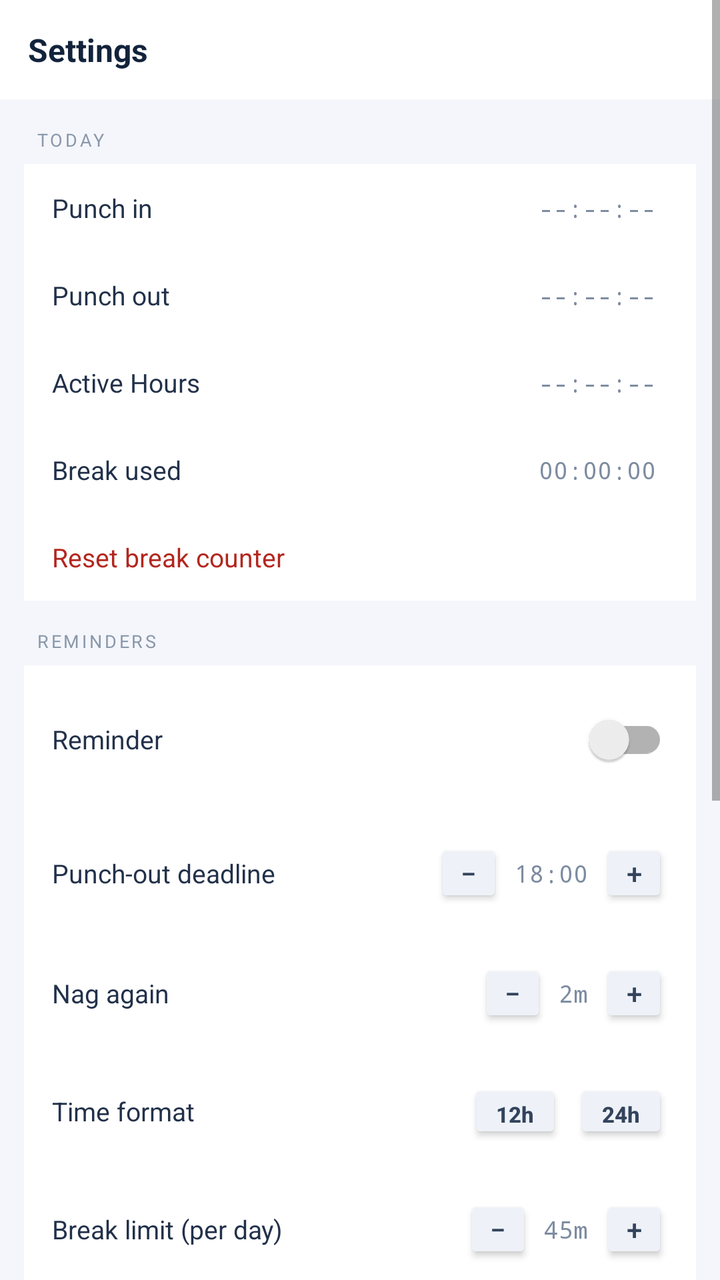
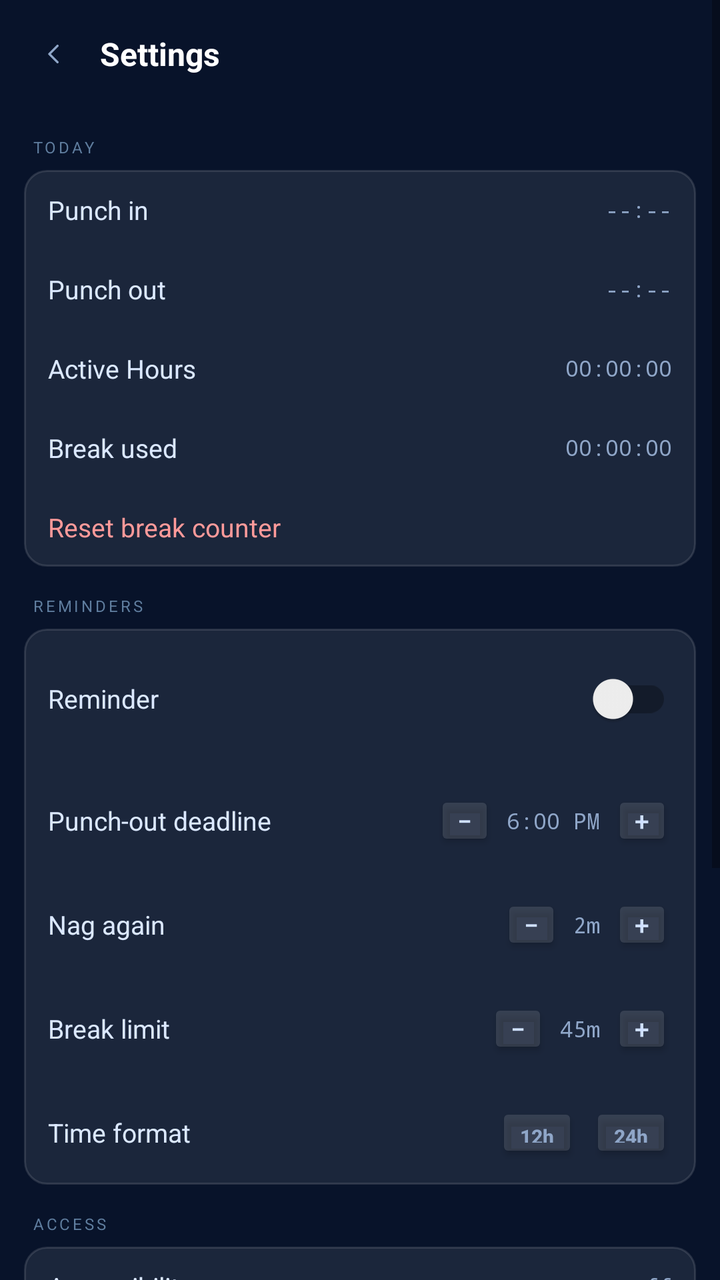

Two renders of the same Android screen: before a commit and after it. Below are the layout's source before the change and the commit's diff.
<!-- AndroidManifest.xml: application theme Theme.TTBS_HRMS -->
<!-- res/layout/activity_main.xml -->
<?xml version="1.0" encoding="utf-8"?>
<ScrollView xmlns:android="http://schemas.android.com/apk/res/android"
    android:layout_width="match_parent"
    android:layout_height="match_parent"
    android:background="#F4F6FB"
    android:fillViewport="true">

    <LinearLayout
        android:layout_width="match_parent"
        android:layout_height="wrap_content"
        android:orientation="vertical"
        android:paddingBottom="20dp">

        <LinearLayout
            android:layout_width="match_parent"
            android:layout_height="wrap_content"
            android:background="#FFFFFF"
            android:gravity="center_vertical"
            android:orientation="horizontal"
            android:padding="14dp">

            <TextView
                android:layout_width="0dp"
                android:layout_height="wrap_content"
                android:layout_weight="1"
                android:text="Settings"
                android:textColor="#12233B"
                android:textSize="16sp"
                android:textStyle="bold" />
        </LinearLayout>

        
        <TextView
            android:layout_width="wrap_content"
            android:layout_height="wrap_content"
            android:layout_marginStart="18dp"
            android:layout_marginTop="14dp"
            android:layout_marginBottom="6dp"
            android:letterSpacing="0.14"
            android:text="TODAY"
            android:textColor="#8B98AB"
            android:textSize="9sp" />

        <LinearLayout
            android:layout_width="match_parent"
            android:layout_height="wrap_content"
            android:layout_marginStart="12dp"
            android:layout_marginEnd="12dp"
            android:background="#FFFFFF"
            android:orientation="vertical">

            <LinearLayout style="@style/SettingRow">
                <TextView style="@style/SettingLabel" android:text="Punch in" />
                <TextView android:id="@+id/tvSetPin" style="@style/SettingValue" android:text="--:--:--" />
            </LinearLayout>

            <LinearLayout style="@style/SettingRow">
                <TextView style="@style/SettingLabel" android:text="Punch out" />
                <TextView android:id="@+id/tvSetPout" style="@style/SettingValue" android:text="--:--:--" />
            </LinearLayout>

            <LinearLayout style="@style/SettingRow">
                <TextView style="@style/SettingLabel" android:text="Active Hours" />
                <TextView android:id="@+id/tvSetActive" style="@style/SettingValue" android:text="--:--:--" />
            </LinearLayout>

            <LinearLayout style="@style/SettingRow">
                <TextView style="@style/SettingLabel" android:text="Break used" />
                <TextView android:id="@+id/tvSetBreak" style="@style/SettingValue" android:text="00:00:00" />
            </LinearLayout>

            <LinearLayout
                android:id="@+id/rowResetBreak"
                style="@style/SettingRow"
                android:background="?android:attr/selectableItemBackground">

                <TextView
                    style="@style/SettingLabel"
                    android:text="Reset break counter"
                    android:textColor="#B3261E" />
            </LinearLayout>
        </LinearLayout>

        
        <TextView
            android:layout_width="wrap_content"
            android:layout_height="wrap_content"
            android:layout_marginStart="18dp"
            android:layout_marginTop="14dp"
            android:layout_marginBottom="6dp"
            android:letterSpacing="0.14"
            android:text="REMINDERS"
            android:textColor="#8B98AB"
            android:textSize="9sp" />

        <LinearLayout
            android:layout_width="match_parent"
            android:layout_height="wrap_content"
            android:layout_marginStart="12dp"
            android:layout_marginEnd="12dp"
            android:background="#FFFFFF"
            android:orientation="vertical">

            <LinearLayout style="@style/SettingRow">
                <TextView style="@style/SettingLabel" android:text="Reminder" />
                <androidx.appcompat.widget.SwitchCompat
                    android:id="@+id/switchEnabled"
                    android:layout_width="wrap_content"
                    android:layout_height="wrap_content" />
            </LinearLayout>

            <LinearLayout style="@style/SettingRow">
                <TextView style="@style/SettingLabel" android:text="Punch-out deadline" />
                <Button android:id="@+id/btnDeadlineMinus" style="@style/StepBtn" android:text="−" />
                <TextView android:id="@+id/tvDeadline" style="@style/SettingValue" android:text="18:00" />
                <Button android:id="@+id/btnDeadlinePlus" style="@style/StepBtn" android:text="+" />
            </LinearLayout>

            <LinearLayout style="@style/SettingRow">
                <TextView style="@style/SettingLabel" android:text="Nag again" />
                <Button android:id="@+id/btnRepeatMinus" style="@style/StepBtn" android:text="−" />
                <TextView android:id="@+id/tvRepeat" style="@style/SettingValue" android:text="2m" />
                <Button android:id="@+id/btnRepeatPlus" style="@style/StepBtn" android:text="+" />
            </LinearLayout>

            <LinearLayout style="@style/SettingRow">
                <TextView style="@style/SettingLabel" android:text="Time format" />

                <Button
                    android:id="@+id/btn12"
                    style="@style/FmtBtn"
                    android:text="12h" />

                <Button
                    android:id="@+id/btn24"
                    style="@style/FmtBtn"
                    android:text="24h" />
            </LinearLayout>

            <LinearLayout style="@style/SettingRow">
                <TextView style="@style/SettingLabel" android:text="Break limit (per day)" />
                <Button android:id="@+id/btnBreakMinus" style="@style/StepBtn" android:text="−" />
                <TextView android:id="@+id/tvBreakLimit" style="@style/SettingValue" android:text="45m" />
                <Button android:id="@+id/btnBreakPlus" style="@style/StepBtn" android:text="+" />
            </LinearLayout>
        </LinearLayout>

        
        <TextView
            android:layout_width="wrap_content"
            android:layout_height="wrap_content"
            android:layout_marginStart="18dp"
            android:layout_marginTop="14dp"
            android:layout_marginBottom="6dp"
            android:letterSpacing="0.14"
            android:text="ACCESS"
            android:textColor="#8B98AB"
            android:textSize="9sp" />

        <LinearLayout
            android:layout_width="match_parent"
            android:layout_height="wrap_content"
            android:layout_marginStart="12dp"
            android:layout_marginEnd="12dp"
            android:background="#FFFFFF"
            android:orientation="vertical">

            <LinearLayout android:id="@+id/rowA11y" style="@style/SettingRow" android:background="?android:attr/selectableItemBackground">
                <TextView style="@style/SettingLabel" android:text="Accessibility" />
                <TextView android:id="@+id/tvA11y" style="@style/SettingValue" android:text="off" />
            </LinearLayout>

            <LinearLayout android:id="@+id/rowNotif" style="@style/SettingRow" android:background="?android:attr/selectableItemBackground">
                <TextView style="@style/SettingLabel" android:text="Notifications" />
                <TextView android:id="@+id/tvNotif" style="@style/SettingValue" android:text="off" />
            </LinearLayout>

            <LinearLayout android:id="@+id/rowExact" style="@style/SettingRow" android:background="?android:attr/selectableItemBackground">
                <TextView style="@style/SettingLabel" android:text="Exact alarms" />
                <TextView android:id="@+id/tvExact" style="@style/SettingValue" android:text="off" />
            </LinearLayout>

            <LinearLayout android:id="@+id/rowOverlay" style="@style/SettingRow" android:background="?android:attr/selectableItemBackground">
                <TextView style="@style/SettingLabel" android:text="Display over other apps" />
                <TextView android:id="@+id/tvOverlay" style="@style/SettingValue" android:text="off" />
            </LinearLayout>
        </LinearLayout>

        
        <TextView
            android:layout_width="wrap_content"
            android:layout_height="wrap_content"
            android:layout_marginStart="18dp"
            android:layout_marginTop="14dp"
            android:layout_marginBottom="6dp"
            android:letterSpacing="0.14"
            android:text="ACCOUNT"
            android:textColor="#8B98AB"
            android:textSize="9sp" />

        <LinearLayout
            android:layout_width="match_parent"
            android:layout_height="wrap_content"
            android:layout_marginStart="12dp"
            android:layout_marginEnd="12dp"
            android:background="#FFFFFF"
            android:orientation="vertical">

            <LinearLayout style="@style/SettingRow">
                <TextView style="@style/SettingLabel" android:text="Employee ID" />
                <TextView android:id="@+id/tvEmpId" style="@style/SettingValue" android:text="not saved" />
            </LinearLayout>

            <LinearLayout android:id="@+id/rowClear" style="@style/SettingRow" android:background="?android:attr/selectableItemBackground">
                <TextView style="@style/SettingLabel" android:text="Clear saved details" android:textColor="#B3261E" />
            </LinearLayout>
        </LinearLayout>

        <TextView
            android:layout_width="match_parent"
            android:layout_height="wrap_content"
            android:layout_marginTop="18dp"
            android:gravity="center"
            android:text="TTBS-HRMS · by Prateek"
            android:textColor="#A9B4C4"
            android:textSize="10sp" />
    </LinearLayout>
</ScrollView>
<!-- resources referenced by this layout -->
<resources>
  <style name="FmtBtn">
          <item name="android:layout_width">wrap_content</item>
          <item name="android:layout_height">32dp</item>
          <item name="android:minWidth">0dp</item>
          <item name="android:paddingStart">14dp</item>
          <item name="android:paddingEnd">14dp</item>
          <item name="android:backgroundTint">#EEF2F8</item>
          <item name="android:textColor">#33445C</item>
          <item name="android:textSize">11sp</item>
          <item name="android:textAllCaps">false</item>
          <item name="android:textStyle">bold</item>
          <item name="android:insetTop">0dp</item>
          <item name="android:insetBottom">0dp</item>
          <item name="android:layout_marginStart">6dp</item>
      </style>
  <style name="SettingLabel">
          <item name="android:layout_width">0dp</item>
          <item name="android:layout_height">wrap_content</item>
          <item name="android:layout_weight">1</item>
          <item name="android:textColor">#22314A</item>
          <item name="android:textSize">13sp</item>
      </style>
  <style name="SettingRow">
          <item name="android:layout_width">match_parent</item>
          <item name="android:layout_height">wrap_content</item>
          <item name="android:orientation">horizontal</item>
          <item name="android:gravity">center_vertical</item>
          <item name="android:paddingStart">14dp</item>
          <item name="android:paddingEnd">14dp</item>
          <item name="android:paddingTop">13dp</item>
          <item name="android:paddingBottom">13dp</item>
      </style>
  <style name="SettingValue">
          <item name="android:layout_width">wrap_content</item>
          <item name="android:layout_height">wrap_content</item>
          <item name="android:fontFamily">monospace</item>
          <item name="android:textColor">#7D8BA1</item>
          <item name="android:textSize">12sp</item>
          <item name="android:layout_marginStart">6dp</item>
          <item name="android:layout_marginEnd">6dp</item>
      </style>
  <style name="StepBtn">
          <item name="android:layout_width">34dp</item>
          <item name="android:layout_height">34dp</item>
          <item name="android:minWidth">0dp</item>
          <item name="android:padding">0dp</item>
          <item name="android:backgroundTint">#EEF2F8</item>
          <item name="android:textColor">#33445C</item>
          <item name="android:textSize">14sp</item>
          <item name="android:insetTop">0dp</item>
          <item name="android:insetBottom">0dp</item>
      </style>
  <!-- unchanged entries left out for length: 3 -->
</resources>

<!-- the commit's change to res/layout/activity_main.xml (unified diff, before → after) -->
@@ -2,7 +2,7 @@
 <ScrollView xmlns:android="http://schemas.android.com/apk/res/android"
     android:layout_width="match_parent"
     android:layout_height="match_parent"
-    android:background="#F4F6FB"
+    android:background="#08132A"
     android:fillViewport="true">
 
     <LinearLayout
@@ -14,205 +14,164 @@
         <LinearLayout
             android:layout_width="match_parent"
             android:layout_height="wrap_content"
-            android:background="#FFFFFF"
             android:gravity="center_vertical"
             android:orientation="horizontal"
             android:padding="14dp">
 
+            <ImageView
+                android:id="@+id/btnBack"
+                android:layout_width="26dp"
+                android:layout_height="26dp"
+                android:contentDescription="Back"
+                android:padding="6dp"
+                android:src="@drawable/ic_back" />
+
             <TextView
                 android:layout_width="0dp"
                 android:layout_height="wrap_content"
+                android:layout_marginStart="10dp"
                 android:layout_weight="1"
                 android:text="Settings"
-                android:textColor="#12233B"
+                android:textColor="#FFFFFF"
                 android:textSize="16sp"
                 android:textStyle="bold" />
         </LinearLayout>
 
         
-        <TextView
-            android:layout_width="wrap_content"
-            android:layout_height="wrap_content"
-            android:layout_marginStart="18dp"
-            android:layout_marginTop="14dp"
-            android:layout_marginBottom="6dp"
-            android:letterSpacing="0.14"
-            android:text="TODAY"
-            android:textColor="#8B98AB"
-            android:textSize="9sp" />
+        <TextView style="@style/SectHead" android:text="TODAY" />
 
-        <LinearLayout
-            android:layout_width="match_parent"
-            android:layout_height="wrap_content"
-            android:layout_marginStart="12dp"
-            android:layout_marginEnd="12dp"
-            android:background="#FFFFFF"
-            android:orientation="vertical">
+        <LinearLayout style="@style/SectCard">
 
-            <LinearLayout style="@style/SettingRow">
-                <TextView style="@style/SettingLabel" android:text="Punch in" />
-                <TextView android:id="@+id/tvSetPin" style="@style/SettingValue" android:text="--:--:--" />
+            <LinearLayout style="@style/DRow">
+                <TextView style="@style/DLabel" android:text="Punch in" />
+                <TextView android:id="@+id/tvSetPin" style="@style/DValue" android:text="--:--" />
             </LinearLayout>
 
-            <LinearLayout style="@style/SettingRow">
-                <TextView style="@style/SettingLabel" android:text="Punch out" />
-                <TextView android:id="@+id/tvSetPout" style="@style/SettingValue" android:text="--:--:--" />
+            <LinearLayout style="@style/DRow">
+                <TextView style="@style/DLabel" android:text="Punch out" />
+                <TextView android:id="@+id/tvSetPout" style="@style/DValue" android:text="--:--" />
             </LinearLayout>
 
-            <LinearLayout style="@style/SettingRow">
-                <TextView style="@style/SettingLabel" android:text="Active Hours" />
-                <TextView android:id="@+id/tvSetActive" style="@style/SettingValue" android:text="--:--:--" />
+            <LinearLayout style="@style/DRow">
+                <TextView style="@style/DLabel" android:text="Active Hours" />
+                <TextView android:id="@+id/tvSetActive" style="@style/DValue" android:text="00:00:00" />
             </LinearLayout>
 
-            <LinearLayout style="@style/SettingRow">
-                <TextView style="@style/SettingLabel" android:text="Break used" />
-                <TextView android:id="@+id/tvSetBreak" style="@style/SettingValue" android:text="00:00:00" />
+            <LinearLayout style="@style/DRow">
+                <TextView style="@style/DLabel" android:text="Break used" />
+                <TextView android:id="@+id/tvSetBreak" style="@style/DValue" android:text="00:00:00" />
             </LinearLayout>
 
-            <LinearLayout
-                android:id="@+id/rowResetBreak"
-                style="@style/SettingRow"
-                android:background="?android:attr/selectableItemBackground">
-
-                <TextView
-                    style="@style/SettingLabel"
-                    android:text="Reset break counter"
-                    android:textColor="#B3261E" />
+            <LinearLayout android:id="@+id/rowResetBreak" style="@style/DRow" android:background="?android:attr/selectableItemBackground">
+                <TextView style="@style/DLabel" android:text="Reset break counter" android:textColor="#FF9A9A" />
             </LinearLayout>
         </LinearLayout>
 
         
-        <TextView
-            android:layout_width="wrap_content"
-            android:layout_height="wrap_content"
-            android:layout_marginStart="18dp"
-            android:layout_marginTop="14dp"
-            android:layout_marginBottom="6dp"
-            android:letterSpacing="0.14"
-            android:text="REMINDERS"
-            android:textColor="#8B98AB"
-            android:textSize="9sp" />
+        <TextView style="@style/SectHead" android:text="REMINDERS" />
 
-        <LinearLayout
-            android:layout_width="match_parent"
-            android:layout_height="wrap_content"
-            android:layout_marginStart="12dp"
-            android:layout_marginEnd="12dp"
-            android:background="#FFFFFF"
-            android:orientation="vertical">
+        <LinearLayout style="@style/SectCard">
 
-            <LinearLayout style="@style/SettingRow">
-                <TextView style="@style/SettingLabel" android:text="Reminder" />
+            <LinearLayout style="@style/DRow">
+                <TextView style="@style/DLabel" android:text="Reminder" />
                 <androidx.appcompat.widget.SwitchCompat
                     android:id="@+id/switchEnabled"
                     android:layout_width="wrap_content"
                     android:layout_height="wrap_content" />
             </LinearLayout>
 
-            <LinearLayout style="@style/SettingRow">
-                <TextView style="@style/SettingLabel" android:text="Punch-out deadline" />
-                <Button android:id="@+id/btnDeadlineMinus" style="@style/StepBtn" android:text="−" />
-                <TextView android:id="@+id/tvDeadline" style="@style/SettingValue" android:text="18:00" />
-                <Button android:id="@+id/btnDeadlinePlus" style="@style/StepBtn" android:text="+" />
+            <LinearLayout style="@style/DRow">
+                <TextView style="@style/DLabel" android:text="Punch-out deadline" />
+                <Button android:id="@+id/btnDeadlineMinus" style="@style/DStep" android:text="−" />
+                <TextView
+                    android:id="@+id/tvDeadline"
+                    style="@style/DValue"
+                    android:background="?android:attr/selectableItemBackground"
+                    android:paddingStart="6dp"
+                    android:paddingEnd="6dp"
+                    android:text="6:00 PM" />
+                <Button android:id="@+id/btnDeadlinePlus" style="@style/DStep" android:text="+" />
             </LinearLayout>
 
-            <LinearLayout style="@style/SettingRow">
-                <TextView style="@style/SettingLabel" android:text="Nag again" />
-                <Button android:id="@+id/btnRepeatMinus" style="@style/StepBtn" android:text="−" />
-                <TextView android:id="@+id/tvRepeat" style="@style/SettingValue" android:text="2m" />
-                <Button android:id="@+id/btnRepeatPlus" style="@style/StepBtn" android:text="+" />
+            <LinearLayout style="@style/DRow">
+                <TextView style="@style/DLabel" android:text="Nag again" />
+                <Button android:id="@+id/btnRepeatMinus" style="@style/DStep" android:text="−" />
+                <TextView
+                    android:id="@+id/tvRepeat"
+                    style="@style/DValue"
+                    android:background="?android:attr/selectableItemBackground"
+                    android:paddingStart="6dp"
+                    android:paddingEnd="6dp"
+                    android:text="2m" />
+                <Button android:id="@+id/btnRepeatPlus" style="@style/DStep" android:text="+" />
             </LinearLayout>
 
-            <LinearLayout style="@style/SettingRow">
-                <TextView style="@style/SettingLabel" android:text="Time format" />
+            <LinearLayout style="@style/DRow">
+                <TextView style="@style/DLabel" android:text="Break limit" />
+                <Button android:id="@+id/btnBreakMinus" style="@style/DStep" android:text="−" />
+                <TextView
+                    android:id="@+id/tvBreakLimit"
+                    style="@style/DValue"
+                    android:background="?android:attr/selectableItemBackground"
+                    android:paddingStart="6dp"
+                    android:paddingEnd="6dp"
+                    android:text="45m" />
+                <Button android:id="@+id/btnBreakPlus" style="@style/DStep" android:text="+" />
+            </LinearLayout>
+
+            <LinearLayout style="@style/DRow">
+                <TextView style="@style/DLabel" android:text="Time format" />
 
                 <Button
                     android:id="@+id/btn12"
-                    style="@style/FmtBtn"
+                    style="@style/DFmt"
                     android:text="12h" />
 
                 <Button
                     android:id="@+id/btn24"
-                    style="@style/FmtBtn"
+                    style="@style/DFmt"
                     android:text="24h" />
-            </LinearLayout>
-
-            <LinearLayout style="@style/SettingRow">
-                <TextView style="@style/SettingLabel" android:text="Break limit (per day)" />
-                <Button android:id="@+id/btnBreakMinus" style="@style/StepBtn" android:text="−" />
-                <TextView android:id="@+id/tvBreakLimit" style="@style/SettingValue" android:text="45m" />
-                <Button android:id="@+id/btnBreakPlus" style="@style/StepBtn" android:text="+" />
             </LinearLayout>
         </LinearLayout>
 
         
-        <TextView
-            android:layout_width="wrap_content"
-            android:layout_height="wrap_content"
-            android:layout_marginStart="18dp"
-            android:layout_marginTop="14dp"
-            android:layout_marginBottom="6dp"
-            android:letterSpacing="0.14"
-            android:text="ACCESS"
-            android:textColor="#8B98AB"
-            android:textSize="9sp" />
+        <TextView style="@style/SectHead" android:text="ACCESS" />
 
-        <LinearLayout
-            android:layout_width="match_parent"
-            android:layout_height="wrap_content"
-            android:layout_marginStart="12dp"
-            android:layout_marginEnd="12dp"
-            android:background="#FFFFFF"
-            android:orientation="vertical">
+        <LinearLayout style="@style/SectCard">
 
-            <LinearLayout android:id="@+id/rowA11y" style="@style/SettingRow" android:background="?android:attr/selectableItemBackground">
-                <TextView style="@style/SettingLabel" android:text="Accessibility" />
-                <TextView android:id="@+id/tvA11y" style="@style/SettingValue" android:text="off" />
+            <LinearLayout android:id="@+id/rowA11y" style="@style/DRow" android:background="?android:attr/selectableItemBackground">
+                <TextView style="@style/DLabel" android:text="Accessibility" />
+                <TextView android:id="@+id/tvA11y" style="@style/DValue" android:text="off" />
             </LinearLayout>
 
-            <LinearLayout android:id="@+id/rowNotif" style="@style/SettingRow" android:background="?android:attr/selectableItemBackground">
-                <TextView style="@style/SettingLabel" android:text="Notifications" />
-                <TextView android:id="@+id/tvNotif" style="@style/SettingValue" android:text="off" />
+            <LinearLayout android:id="@+id/rowNotif" style="@style/DRow" android:background="?android:attr/selectableItemBackground">
+                <TextView style="@style/DLabel" android:text="Notifications" />
+                <TextView android:id="@+id/tvNotif" style="@style/DValue" android:text="off" />
             </LinearLayout>
 
-            <LinearLayout android:id="@+id/rowExact" style="@style/SettingRow" android:background="?android:attr/selectableItemBackground">
-                <TextView style="@style/SettingLabel" android:text="Exact alarms" />
-                <TextView android:id="@+id/tvExact" style="@style/SettingValue" android:text="off" />
+            <LinearLayout android:id="@+id/rowExact" style="@style/DRow" android:background="?android:attr/selectableItemBackground">
+                <TextView style="@style/DLabel" android:text="Exact alarms" />
+                <TextView android:id="@+id/tvExact" style="@style/DValue" android:text="off" />
             </LinearLayout>
 
-            <LinearLayout android:id="@+id/rowOverlay" style="@style/SettingRow" android:background="?android:attr/selectableItemBackground">
-                <TextView style="@style/SettingLabel" android:text="Display over other apps" />
-                <TextView android:id="@+id/tvOverlay" style="@style/SettingValue" android:text="off" />
+            <LinearLayout android:id="@+id/rowOverlay" style="@style/DRow" android:background="?android:attr/selectableItemBackground">
+                <TextView style="@style/DLabel" android:text="Display over other apps" />
+                <TextView android:id="@+id/tvOverlay" style="@style/DValue" android:text="off" />
             </LinearLayout>
         </LinearLayout>
 
         
-        <TextView
-            android:layout_width="wrap_content"
-            android:layout_height="wrap_content"
-            android:layout_marginStart="18dp"
-            android:layout_marginTop="14dp"
-            android:layout_marginBottom="6dp"
-            android:letterSpacing="0.14"
-            android:text="ACCOUNT"
-            android:textColor="#8B98AB"
-            android:textSize="9sp" />
+        <TextView style="@style/SectHead" android:text="ACCOUNT" />
 
-        <LinearLayout
-            android:layout_width="match_parent"
-            android:layout_height="wrap_content"
-            android:layout_marginStart="12dp"
-            android:layout_marginEnd="12dp"
-            android:background="#FFFFFF"
-            android:orientation="vertical">
+        <LinearLayout style="@style/SectCard">
 
-            <LinearLayout style="@style/SettingRow">
-                <TextView style="@style/SettingLabel" android:text="Employee ID" />
-                <TextView android:id="@+id/tvEmpId" style="@style/SettingValue" android:text="not saved" />
+            <LinearLayout style="@style/DRow">
+                <TextView style="@style/DLabel" android:text="Employee ID" />
+                <TextView android:id="@+id/tvEmpId" style="@style/DValue" android:text="not saved" />
             </LinearLayout>
 
-            <LinearLayout android:id="@+id/rowClear" style="@style/SettingRow" android:background="?android:attr/selectableItemBackground">
-                <TextView style="@style/SettingLabel" android:text="Clear saved details" android:textColor="#B3261E" />
+            <LinearLayout android:id="@+id/rowClear" style="@style/DRow" android:background="?android:attr/selectableItemBackground">
+                <TextView style="@style/DLabel" android:text="Clear saved details" android:textColor="#FF9A9A" />
             </LinearLayout>
         </LinearLayout>
 
@@ -221,8 +180,8 @@
             android:layout_height="wrap_content"
             android:layout_marginTop="18dp"
             android:gravity="center"
-            android:text="TTBS-HRMS · by Prateek"
-            android:textColor="#A9B4C4"
+            android:text="TTBS-HRMS 3.3 · by Prateek"
+            android:textColor="#3F5673"
             android:textSize="10sp" />
     </LinearLayout>
 </ScrollView>
<!-- resource entries referenced after the edit -->
@@ -1,57 +1,94 @@
 <!-- resources referenced by this layout -->
 <resources>
-  <style name="FmtBtn">
+  <!-- drawable ic_back (drawable) -->
+  <vector xmlns:android="http://schemas.android.com/apk/res/android"
+      android:width="24dp"
+      android:height="24dp"
+      android:viewportWidth="24"
+      android:viewportHeight="24">
+      <path
+          android:fillColor="#00000000"
+          android:strokeColor="#8FA6C8"
+          android:strokeWidth="2"
+          android:strokeLineCap="round"
+          android:strokeLineJoin="round"
+          android:pathData="M15,5 L8,12 L15,19" />
+  </vector>
+  <style name="DFmt">
           <item name="android:layout_width">wrap_content</item>
-          <item name="android:layout_height">32dp</item>
+          <item name="android:layout_height">30dp</item>
           <item name="android:minWidth">0dp</item>
-          <item name="android:paddingStart">14dp</item>
-          <item name="android:paddingEnd">14dp</item>
-          <item name="android:backgroundTint">#EEF2F8</item>
-          <item name="android:textColor">#33445C</item>
-          <item name="android:textSize">11sp</item>
+          <item name="android:paddingStart">12dp</item>
+          <item name="android:paddingEnd">12dp</item>
+          <item name="android:backgroundTint">#1FFFFFFF</item>
+          <item name="android:textColor">#8FA6C8</item>
+          <item name="android:textSize">10sp</item>
           <item name="android:textAllCaps">false</item>
           <item name="android:textStyle">bold</item>
           <item name="android:insetTop">0dp</item>
           <item name="android:insetBottom">0dp</item>
           <item name="android:layout_marginStart">6dp</item>
       </style>
-  <style name="SettingLabel">
+  <style name="DLabel">
           <item name="android:layout_width">0dp</item>
           <item name="android:layout_height">wrap_content</item>
           <item name="android:layout_weight">1</item>
-          <item name="android:textColor">#22314A</item>
+          <item name="android:textColor">#DBE8FF</item>
           <item name="android:textSize">13sp</item>
       </style>
-  <style name="SettingRow">
+  <style name="DRow">
           <item name="android:layout_width">match_parent</item>
           <item name="android:layout_height">wrap_content</item>
           <item name="android:orientation">horizontal</item>
           <item name="android:gravity">center_vertical</item>
-          <item name="android:paddingStart">14dp</item>
-          <item name="android:paddingEnd">14dp</item>
-          <item name="android:paddingTop">13dp</item>
-          <item name="android:paddingBottom">13dp</item>
+          <item name="android:paddingStart">12dp</item>
+          <item name="android:paddingEnd">12dp</item>
+          <item name="android:paddingTop">11dp</item>
+          <item name="android:paddingBottom">11dp</item>
       </style>
-  <style name="SettingValue">
+  <style name="DStep">
+          <item name="android:layout_width">30dp</item>
+          <item name="android:layout_height">30dp</item>
+          <item name="android:minWidth">0dp</item>
+          <item name="android:padding">0dp</item>
+          <item name="android:backgroundTint">#1FFFFFFF</item>
+          <item name="android:textColor">#CFE0FF</item>
+          <item name="android:textSize">13sp</item>
+          <item name="android:insetTop">0dp</item>
+          <item name="android:insetBottom">0dp</item>
+      </style>
+  <style name="DValue">
           <item name="android:layout_width">wrap_content</item>
           <item name="android:layout_height">wrap_content</item>
           <item name="android:fontFamily">monospace</item>
-          <item name="android:textColor">#7D8BA1</item>
-          <item name="android:textSize">12sp</item>
-          <item name="android:layout_marginStart">6dp</item>
-          <item name="android:layout_marginEnd">6dp</item>
+          <item name="android:textColor">#8FA6C8</item>
+          <item name="android:textSize">11sp</item>
       </style>
-  <style name="StepBtn">
-          <item name="android:layout_width">34dp</item>
-          <item name="android:layout_height">34dp</item>
-          <item name="android:minWidth">0dp</item>
-          <item name="android:padding">0dp</item>
-          <item name="android:backgroundTint">#EEF2F8</item>
-          <item name="android:textColor">#33445C</item>
-          <item name="android:textSize">14sp</item>
-          <item name="android:insetTop">0dp</item>
-          <item name="android:insetBottom">0dp</item>
+  <style name="SectCard">
+          <item name="android:layout_width">match_parent</item>
+          <item name="android:layout_height">wrap_content</item>
+          <item name="android:layout_marginStart">12dp</item>
+          <item name="android:layout_marginEnd">12dp</item>
+          <item name="android:background">@drawable/bg_setting_card</item>
+          <item name="android:orientation">vertical</item>
       </style>
+  <style name="SectHead">
+          <item name="android:layout_width">wrap_content</item>
+          <item name="android:layout_height">wrap_content</item>
+          <item name="android:layout_marginStart">16dp</item>
+          <item name="android:layout_marginTop">14dp</item>
+          <item name="android:layout_marginBottom">6dp</item>
+          <item name="android:letterSpacing">0.16</item>
+          <item name="android:textColor">#5F7D9E</item>
+          <item name="android:textSize">8sp</item>
+      </style>
+  <!-- drawable bg_setting_card (drawable) -->
+  <?xml version="1.0" encoding="utf-8"?>
+  <shape xmlns:android="http://schemas.android.com/apk/res/android" android:shape="rectangle">
+      <solid android:color="#14FFFFFF" />
+      <corners android:radius="11dp" />
+      <stroke android:width="1dp" android:color="#1FFFFFFF" />
+  </shape>
   <!-- unchanged entries left out for length: 3 -->
 </resources>
 
